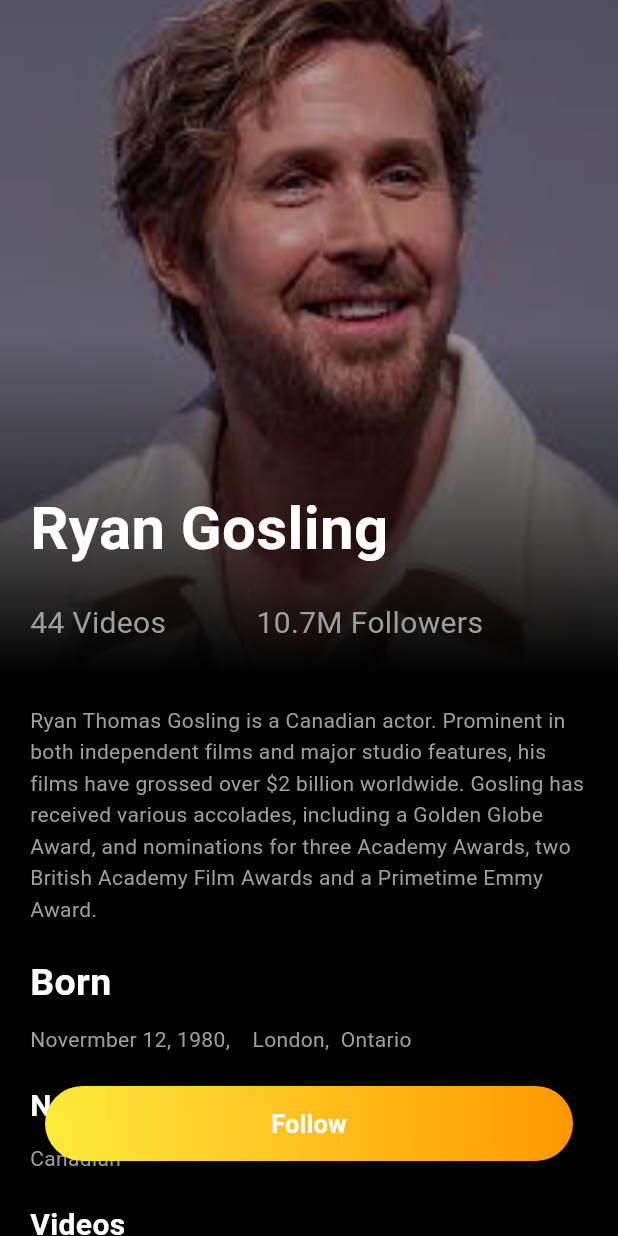
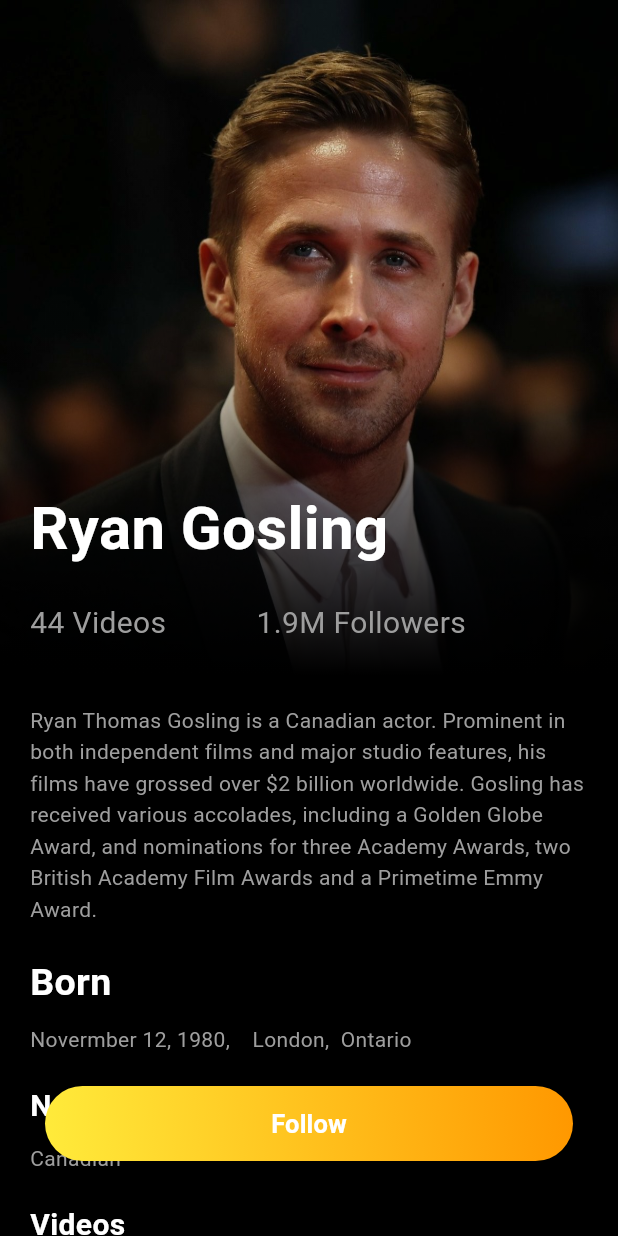
Before and after one commit to AbdullahUsman07/Flutter_Project_4, a Flutter app: the screen it shows after launch, after a tap on "Follow", on a phone screen of 412 x 824 dp. Run offline on Flutter 3.47's test engine with Material 3 defaults, Android fonts, the phone set to English and light mode, and no system bars; our stand-ins replace flick_video_player, video_player.

```diff
--- a/lib/main.dart
+++ b/lib/main.dart
@@ -29,7 +29,7 @@ class HomePageState extends State<HomePage> {
                   background: Container(
                     decoration: const BoxDecoration(
                       image: DecorationImage(
-                        image: AssetImage('assets/images/ryan-1.jpg'),
+                        image: AssetImage('assets/images/ryan.jpg'),
                         fit: BoxFit.cover,
                       ),
                     ),
@@ -39,7 +39,7 @@ class HomePageState extends State<HomePage> {
                           begin: Alignment.bottomRight,
                           colors: [
                             Colors.black,
-                            Colors.black.withOpacity(0.3),
+                            Colors.black.withOpacity(0.1),
                           ],
                         )),
                         child: const Padding(
@@ -70,7 +70,7 @@ class HomePageState extends State<HomePage> {
                                       width: 60,
                                     ),
                                     Text(
-                                      '10.7M Followers',
+                                      '1.9M Followers',
                                       style: TextStyle(
                                           color: Colors.grey, fontSize: 20.0),
                                     ),
@@ -140,16 +140,20 @@ class HomePageState extends State<HomePage> {
                               children: [
                                 makeVideo(
                                     imagePath: 'assets/images/ryan-2.jpg',
-                                    movieName: 'The Nice Guys (2016)',
-                                    duration: '1h 56m'),
+                                    imageTitle: 'The Nice Guys (2016)',
+                                    duration: '1h 56m',
+                                    moviePath: 'assets/videos/Nice-Guys.mp4'),
                                 makeVideo(
                                     imagePath: 'assets/images/ryan-3.jpg',
-                                    movieName: 'Drive (2011)',
-                                    duration: '1h 40m'),
+                                    imageTitle: 'Drive (2011)',
+                                    duration: '1h 40m',
+                                    moviePath: 'assets/videos/Drive.mp4'),
                                 makeVideo(
                                     imagePath: 'assets/images/ryan-4.jpg',
-                                    movieName: 'Blade Runner (2017)',
-                                    duration: '2h 43m'),
+                                    imageTitle: 'Blade Runner (2017)',
+                                    duration: '2h 43m',
+                                    moviePath:
+                                        'assets/videos/Blade-Runner.mp4'),
                               ]),
                         ),
                         const SizedBox(
@@ -175,12 +179,11 @@ class HomePageState extends State<HomePage> {
                             colors: [
                               Colors.yellow,
                               Colors.orange,
-                      ])
-                    ),
+                            ])),
                     child: MaterialButton(
                       onPressed: () async {
                         Uri url = Uri.parse(
-                            'https://youtube.com/shorts/LyAFwiY2DQk?si=Oqz6ez5BSbLGmeeQ');
+                            'https://x.com/RyanGosling?t=An0ZywIZqOtDmEeq-SoBoA&s=09');
                         if (await canLaunchUrl(url)) {
                           await launchUrl(url,
                               mode: LaunchMode.externalApplication);
@@ -204,8 +207,9 @@ class HomePageState extends State<HomePage> {
 
   Widget makeVideo(
       {required String imagePath,
-      required String movieName,
-      required String duration}) {
+      required String imageTitle,
+      required String duration,
+      required String moviePath}) {
     return AspectRatio(
       aspectRatio: 1.5 / 1,
       child: Container(
@@ -245,7 +249,10 @@ class HomePageState extends State<HomePage> {
                   Navigator.push(
                     context,
                     MaterialPageRoute(
-                      builder: (context) => VideoPlayer(),
+                      builder: (context) => VideoPlayer(
+                        videoTitle: imageTitle,
+                        videoPath: moviePath,
+                      ),
                     ),
                   );
                 },
@@ -259,7 +266,7 @@ class HomePageState extends State<HomePage> {
                 crossAxisAlignment: CrossAxisAlignment.start,
                 children: [
                   Text(
-                    movieName,
+                    imageTitle,
                     style: const TextStyle(
                       color:
                           Colors.white, // Ensure text is visible on background
--- a/pubspec.yaml
+++ b/pubspec.yaml
@@ -33,6 +33,7 @@ dependencies:
 
   url_launcher: ^6.3.1
   video_player: ^2.7.1
+  flick_video_player: 0.9.0
 
   # The following adds the Cupertino Icons font to your application.
   # Use with the CupertinoIcons class for iOS style icons.
```
Also changed, not shown: lib/videoPlayer.dart (+31 -8 lines), assets/images/ryan.jpg (added), pubspec.lock, 1 other file. Lines whose indentation alone changed are shown as unchanged.
